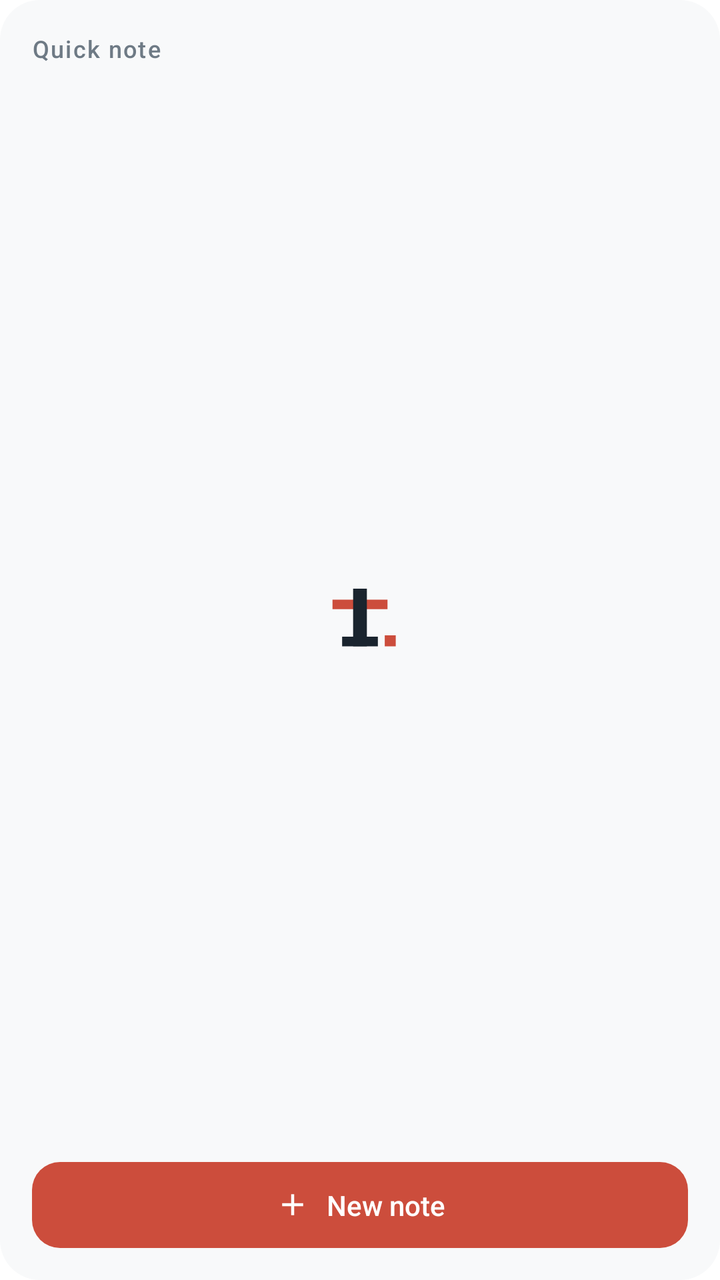
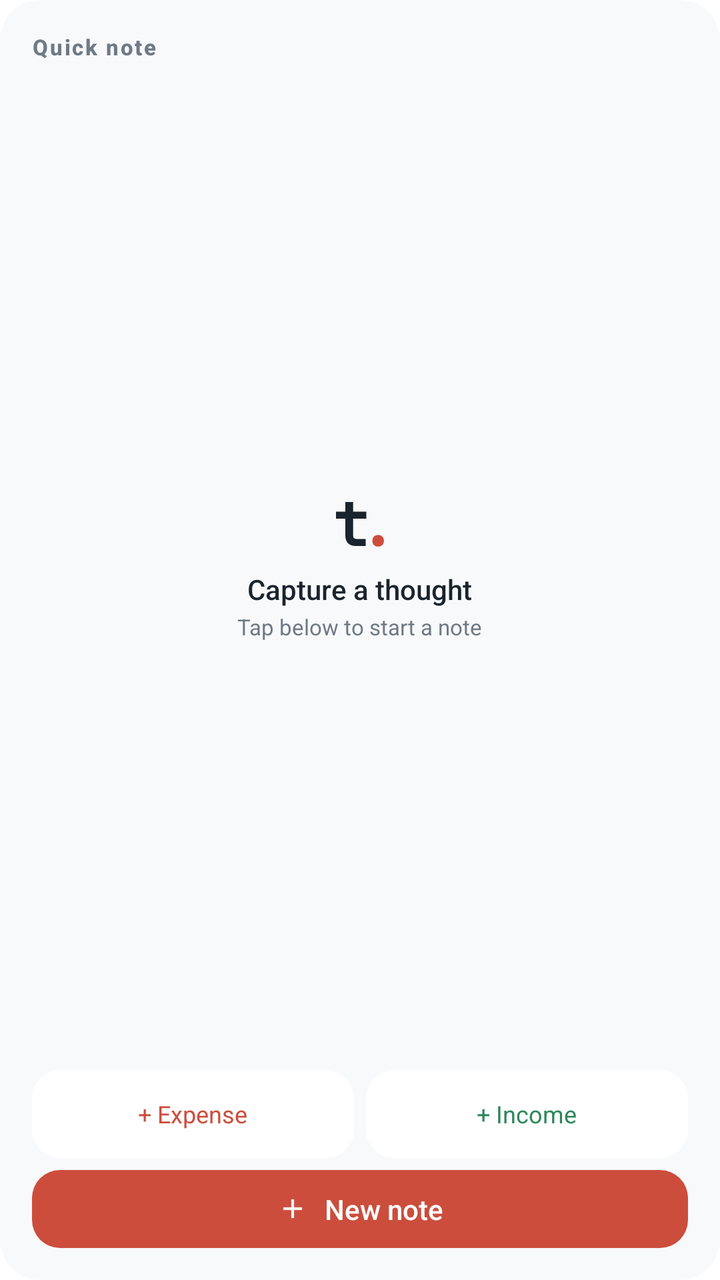

Two renders of the same Android screen: before a commit and after it. Below are the layout's source before the change and the commit's diff.
<!-- AndroidManifest.xml: fallback theme Theme.MaterialComponents.DayNight.NoActionBar -->
<!-- res/layout/widget_quick_capture.xml -->
<?xml version="1.0" encoding="utf-8"?>
<LinearLayout xmlns:android="http://schemas.android.com/apk/res/android"
    android:id="@+id/widget_quick_root"
    android:layout_width="match_parent"
    android:layout_height="match_parent"
    android:background="@drawable/widget_bg"
    android:orientation="vertical"
    android:padding="16dp">

    <TextView
        android:layout_width="wrap_content"
        android:layout_height="wrap_content"
        android:fontFamily="sans-serif-medium"
        android:text="Quick note"
        android:textColor="#6E7A85"
        android:textSize="12sp"
        android:letterSpacing="0.06" />

    <LinearLayout
        android:layout_width="match_parent"
        android:layout_height="0dp"
        android:layout_weight="1"
        android:gravity="center"
        android:orientation="vertical">

        <ImageView
            android:layout_width="44dp"
            android:layout_height="44dp"
            android:src="@drawable/ic_typed"
            android:contentDescription="Typed" />
    </LinearLayout>

    <LinearLayout
        android:id="@+id/widget_quick_capture"
        android:layout_width="match_parent"
        android:layout_height="wrap_content"
        android:background="@drawable/widget_accent_bg"
        android:clickable="true"
        android:focusable="true"
        android:gravity="center"
        android:orientation="horizontal"
        android:padding="12dp">

        <ImageView
            android:layout_width="18dp"
            android:layout_height="18dp"
            android:src="@drawable/ic_plus"
            android:contentDescription="Add"
            android:tint="#FFFFFF" />

        <TextView
            android:layout_width="wrap_content"
            android:layout_height="wrap_content"
            android:layout_marginStart="8dp"
            android:fontFamily="sans-serif-medium"
            android:text="New note"
            android:textColor="#FFFFFF"
            android:textSize="14sp" />
    </LinearLayout>
</LinearLayout>
<!-- resources referenced by this layout -->
<resources>
  <!-- drawable ic_plus (drawable) -->
  <vector xmlns:android="http://schemas.android.com/apk/res/android"
      android:width="24dp"
      android:height="24dp"
      android:viewportWidth="24"
      android:viewportHeight="24"
      android:tint="#CC4D3C">
      <path
          android:fillColor="#CC4D3C"
          android:pathData="M11,5 L11,11 L5,11 L5,13 L11,13 L11,19 L13,19 L13,13 L19,13 L19,11 L13,11 L13,5 Z" />
  </vector>
  <!-- drawable ic_typed (drawable) -->
  <vector xmlns:android="http://schemas.android.com/apk/res/android"
      android:width="24dp"
      android:height="24dp"
      android:viewportWidth="64"
      android:viewportHeight="64">
      
      <path
          android:fillColor="#CC4D3C"
          android:pathData="M 12 22 L 52 22 L 52 29 L 12 29 Z" />
      <path
          android:fillColor="#1A242E"
          android:pathData="M 27 14 L 37 14 L 37 56 L 27 56 Z" />
      <path
          android:fillColor="#1A242E"
          android:pathData="M 19 49 L 45 49 L 45 56 L 19 56 Z" />
      <path
          android:fillColor="#CC4D3C"
          android:pathData="M 50 48 L 58 48 L 58 56 L 50 56 Z" />
  </vector>
  <!-- drawable widget_accent_bg (drawable) -->
  <?xml version="1.0" encoding="utf-8"?>
  <shape xmlns:android="http://schemas.android.com/apk/res/android"
      android:shape="rectangle">
      <corners android:radius="14dp" />
      <solid android:color="#CC4D3C" />
  </shape>
  <!-- drawable widget_bg (drawable) -->
  <?xml version="1.0" encoding="utf-8"?>
  <shape xmlns:android="http://schemas.android.com/apk/res/android"
      android:shape="rectangle">
      <corners android:radius="20dp" />
      <solid android:color="#F8F9FA" />
  </shape>
</resources>

<!-- the commit's change to res/layout/widget_quick_capture.xml (unified diff, before → after) -->
@@ -11,10 +11,11 @@
         android:layout_width="wrap_content"
         android:layout_height="wrap_content"
         android:fontFamily="sans-serif-medium"
-        android:text="Quick note"
-        android:textColor="#6E7A85"
-        android:textSize="12sp"
-        android:letterSpacing="0.06" />
+        android:text="@string/widget_quick_label"
+        android:textColor="@color/widget_muted"
+        android:textSize="11sp"
+        android:letterSpacing="0.08"
+        android:textStyle="bold" />
 
     <LinearLayout
         android:layout_width="match_parent"
@@ -24,37 +25,91 @@
         android:orientation="vertical">
 
         <ImageView
-            android:layout_width="44dp"
-            android:layout_height="44dp"
+            android:layout_width="32dp"
+            android:layout_height="32dp"
             android:src="@drawable/ic_typed"
             android:contentDescription="Typed" />
+
+        <TextView
+            android:layout_width="wrap_content"
+            android:layout_height="wrap_content"
+            android:layout_marginTop="8dp"
+            android:fontFamily="sans-serif-medium"
+            android:text="@string/widget_quick_title"
+            android:textColor="@color/widget_fg"
+            android:textSize="14sp" />
+
+        <TextView
+            android:layout_width="wrap_content"
+            android:layout_height="wrap_content"
+            android:layout_marginTop="2dp"
+            android:fontFamily="sans-serif"
+            android:text="@string/widget_quick_sub"
+            android:textColor="@color/widget_muted"
+            android:textSize="11sp" />
+    </LinearLayout>
+
+    
+    <LinearLayout
+        android:layout_width="match_parent"
+        android:layout_height="wrap_content"
+        android:orientation="horizontal">
+
+        <TextView
+            android:id="@+id/widget_quick_expense"
+            android:layout_width="0dp"
+            android:layout_height="44dp"
+            android:layout_marginEnd="3dp"
+            android:layout_weight="1"
+            android:background="@drawable/widget_card_bg"
+            android:clickable="true"
+            android:focusable="true"
+            android:gravity="center"
+            android:text="@string/widget_add_expense"
+            android:textColor="@color/widget_accent"
+            android:textSize="12sp" />
+
+        <TextView
+            android:id="@+id/widget_quick_income"
+            android:layout_width="0dp"
+            android:layout_height="44dp"
+            android:layout_marginStart="3dp"
+            android:layout_weight="1"
+            android:background="@drawable/widget_card_bg"
+            android:clickable="true"
+            android:focusable="true"
+            android:gravity="center"
+            android:text="@string/widget_add_income"
+            android:textColor="@color/widget_income"
+            android:textSize="12sp" />
     </LinearLayout>
 
     <LinearLayout
         android:id="@+id/widget_quick_capture"
         android:layout_width="match_parent"
         android:layout_height="wrap_content"
+        android:layout_marginTop="6dp"
         android:background="@drawable/widget_accent_bg"
         android:clickable="true"
         android:focusable="true"
         android:gravity="center"
         android:orientation="horizontal"
-        android:padding="12dp">
+        android:padding="10dp">
 
         <ImageView
-            android:layout_width="18dp"
-            android:layout_height="18dp"
+            android:layout_width="16dp"
+            android:layout_height="16dp"
             android:src="@drawable/ic_plus"
             android:contentDescription="Add"
-            android:tint="#FFFFFF" />
+            android:tint="@android:color/white" />
 
         <TextView
             android:layout_width="wrap_content"
             android:layout_height="wrap_content"
             android:layout_marginStart="8dp"
             android:fontFamily="sans-serif-medium"
-            android:text="New note"
-            android:textColor="#FFFFFF"
+             android:text="@string/widget_new_note"
+            android:textColor="@android:color/white"
             android:textSize="14sp" />
     </LinearLayout>
 </LinearLayout>
<!-- resource entries referenced after the edit -->
@@ -1,5 +1,9 @@
 <!-- resources referenced by this layout -->
 <resources>
+  <color name="widget_accent">#CC4D3C</color>
+  <color name="widget_fg">#1A242E</color>
+  <color name="widget_income">#2D8659</color>
+  <color name="widget_muted">#6E7A85</color>
   <!-- drawable ic_plus (drawable) -->
   <vector xmlns:android="http://schemas.android.com/apk/res/android"
       android:width="24dp"
@@ -18,32 +22,43 @@
       android:viewportWidth="64"
       android:viewportHeight="64">
       
-      <path
-          android:fillColor="#CC4D3C"
-          android:pathData="M 12 22 L 52 22 L 52 29 L 12 29 Z" />
-      <path
-          android:fillColor="#1A242E"
-          android:pathData="M 27 14 L 37 14 L 37 56 L 27 56 Z" />
-      <path
-          android:fillColor="#1A242E"
-          android:pathData="M 19 49 L 45 49 L 45 56 L 19 56 Z" />
-      <path
-          android:fillColor="#CC4D3C"
-          android:pathData="M 50 48 L 58 48 L 58 56 L 50 56 Z" />
+      <group android:translateX="8.01">
+          <path
+              android:fillColor="@color/widget_fg"
+              android:pathData="M19.77 56.00Q14.86 56.00 12.08 53.26Q9.31 50.53 9.31 45.67V28.73H0.00V21.67H9.31V12.00H17.12V21.67H30.30V28.73H17.12V45.67Q17.12 48.95 20.31 48.95H29.68V56.00Z" />
+          <path
+              android:fillColor="@color/widget_accent"
+              android:pathData="M42.14 56.62Q39.47 56.62 37.89 55.05Q36.30 53.48 36.30 50.84Q36.30 48.11 37.89 46.53Q39.47 44.95 42.14 44.95Q44.84 44.95 46.41 46.53Q47.97 48.11 47.97 50.84Q47.97 53.48 46.41 55.05Q44.84 56.62 42.14 56.62Z" />
+      </group>
   </vector>
   <!-- drawable widget_accent_bg (drawable) -->
   <?xml version="1.0" encoding="utf-8"?>
   <shape xmlns:android="http://schemas.android.com/apk/res/android"
       android:shape="rectangle">
       <corners android:radius="14dp" />
-      <solid android:color="#CC4D3C" />
+      <solid android:color="@color/widget_accent" />
   </shape>
   <!-- drawable widget_bg (drawable) -->
   <?xml version="1.0" encoding="utf-8"?>
   <shape xmlns:android="http://schemas.android.com/apk/res/android"
       android:shape="rectangle">
       <corners android:radius="20dp" />
-      <solid android:color="#F8F9FA" />
+      <solid android:color="@color/widget_bg" />
   </shape>
+  <!-- drawable widget_card_bg (drawable) -->
+  <?xml version="1.0" encoding="utf-8"?>
+  <shape xmlns:android="http://schemas.android.com/apk/res/android"
+      android:shape="rectangle">
+      <corners android:radius="14dp" />
+      <solid android:color="@color/widget_surface" />
+  </shape>
+  <string name="widget_add_expense">+ Expense</string>
+  <string name="widget_add_income">+ Income</string>
+  <string name="widget_new_note">New note</string>
+  <string name="widget_quick_label">Quick note</string>
+  <string name="widget_quick_sub">Tap below to start a note</string>
+  <string name="widget_quick_title">Capture a thought</string>
+  <color name="widget_bg">#F8F9FA</color>
+  <color name="widget_surface">#FFFFFF</color>
 </resources>
 
